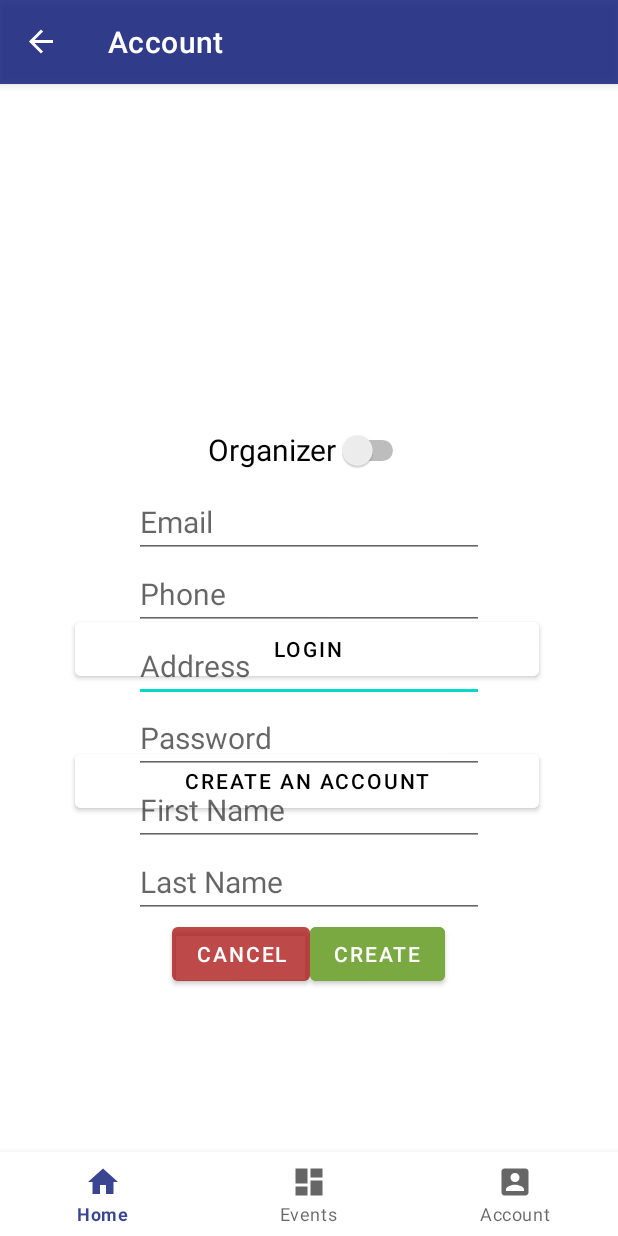
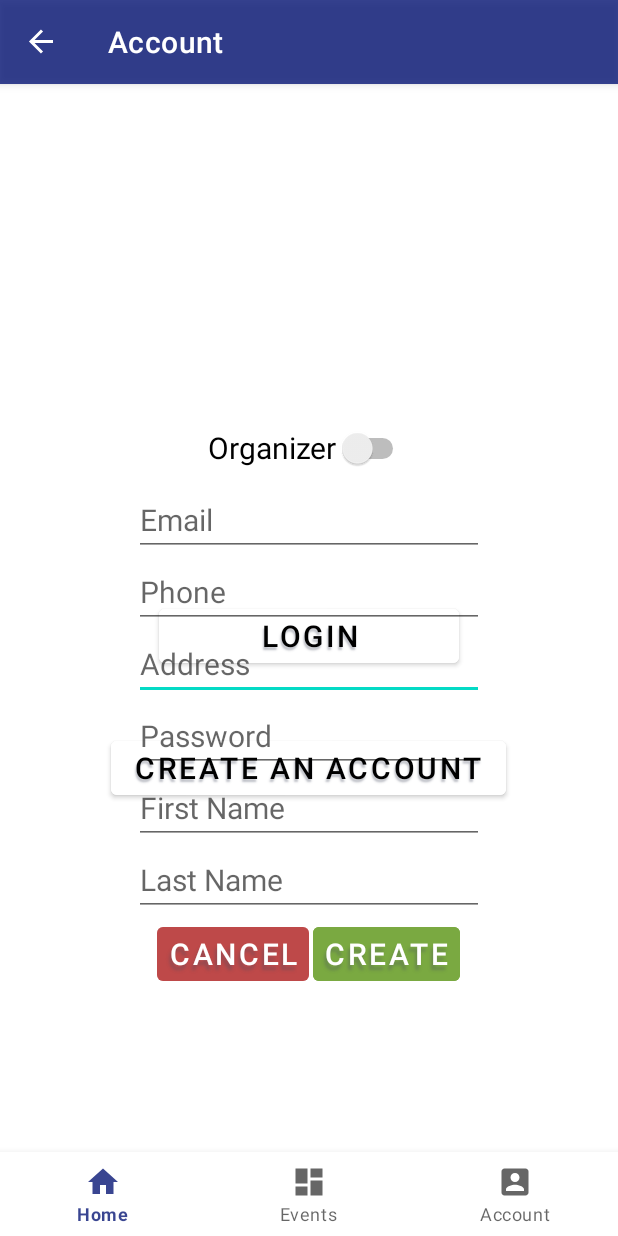
Before and after one commit to uOttawaSEG/project-group-5, an Android app: the CreateAccountFragment screen opened through its navigation route, after a tap on "LOGIN", on a phone screen of 412 x 824 dp. Run offline under Robolectric (Android 15) with nearby library versions, the phone set to English and light mode, and no system bars; our stand-ins replace Firebase (no records; nobody signed in at launch, a user with empty details on screens opened directly), navigation-ui.

Commit message:
fixed a lot of issues related to size

```diff
--- a/app/src/main/res/layout/fragment_create_account.xml
+++ b/app/src/main/res/layout/fragment_create_account.xml
@@ -9,7 +9,7 @@
     <LinearLayout
         android:layout_width="match_parent"
         android:layout_height="match_parent"
-        android:layout_margin="@dimen/create_form_text_size"
+        android:layout_margin="@dimen/form_text_size"
         android:gravity="center"
         android:orientation="vertical">
 
@@ -17,7 +17,7 @@
             android:id="@+id/OrganizerVSUserSwitch"
             android:layout_width="wrap_content"
             android:layout_height="48sp"
-            android:textSize="@dimen/create_form_text_size"
+            android:textSize="@dimen/form_text_size"
             android:text="@string/organizer"
             tools:ignore="UseSwitchCompatOrMaterialXml" />
 
@@ -26,7 +26,7 @@
             android:layout_width="wrap_content"
             android:layout_height="wrap_content"
             android:hint="@string/email"
-            android:textSize="@dimen/create_form_text_size"
+            android:textSize="@dimen/form_text_size"
             android:ems="10"
             android:inputType="textEmailAddress"
             android:autofillHints="emailAddress" />
@@ -36,7 +36,7 @@
             android:layout_width="wrap_content"
             android:layout_height="wrap_content"
             android:hint="@string/phone"
-            android:textSize="@dimen/create_form_text_size"
+            android:textSize="@dimen/form_text_size"
             android:ems="10"
             android:inputType="phone"
             android:autofillHints="phone" />
@@ -46,7 +46,7 @@
             android:layout_width="wrap_content"
             android:layout_height="wrap_content"
             android:hint="@string/address"
-            android:textSize="@dimen/create_form_text_size"
+            android:textSize="@dimen/form_text_size"
             android:ems="10"
             android:inputType="textPostalAddress"
             android:autofillHints="postalAddress" />
@@ -56,7 +56,7 @@
             android:layout_width="wrap_content"
             android:hint="@string/password"
             android:layout_height="wrap_content"
-            android:textSize="@dimen/create_form_text_size"
+            android:textSize="@dimen/form_text_size"
             android:ems="10"
             android:inputType="textPassword"
             android:autofillHints="password" />
@@ -66,7 +66,7 @@
             android:layout_width="wrap_content"
             android:layout_height="wrap_content"
             android:hint="@string/first_name"
-            android:textSize="@dimen/create_form_text_size"
+            android:textSize="@dimen/form_text_size"
             android:ems="10"
             android:inputType="text"
             android:autofillHints="personGivenName"
@@ -76,7 +76,7 @@
             android:id="@+id/editTextText2UserCreate"
             android:layout_width="wrap_content"
             android:layout_height="wrap_content"
-            android:textSize="@dimen/create_form_text_size"
+            android:textSize="@dimen/form_text_size"
             android:ems="10"
             android:hint="@string/last_name"
             android:inputType="text"
@@ -94,6 +94,7 @@
             />
 
         <LinearLayout
+            style="?android:attr/buttonBarStyle"
             android:layout_width="match_parent"
             android:layout_height="wrap_content"
             android:gravity="center_horizontal"
@@ -102,19 +103,33 @@
 
             <Button
                 android:id="@+id/cancelButtonCreate"
+                style="?android:attr/buttonBarButtonStyle"
                 android:backgroundTint="@color/backbutton"
+                android:textColor="@color/white"
+                android:textSize="@dimen/form_text_size"
+                android:layout_margin="1sp"
+                android:shadowRadius="2"
+                android:shadowDx="-2"
+                android:shadowDy="5"
+                android:shadowColor="@color/text_shadow_button_form"
                 android:layout_width="wrap_content"
                 android:layout_height="wrap_content"
-                android:text="@string/cancel"
-                tools:ignore="ButtonStyle" />
+                android:text="@string/cancel" />
 
             <Button
                 android:id="@+id/confirmCredentialAndCreateButton"
+                style="?android:attr/buttonBarButtonStyle"
                 android:backgroundTint="@color/loginButton2"
+                android:textColor="@color/white"
+                android:textSize="@dimen/form_text_size"
+                android:layout_margin="1sp"
+                android:shadowRadius="2"
+                android:shadowDx="-2"
+                android:shadowDy="5"
+                android:shadowColor="@color/text_shadow_button_form"
                 android:layout_width="wrap_content"
                 android:layout_height="wrap_content"
-                android:text="@string/create"
-                tools:ignore="ButtonStyle" /> />
+                android:text="@string/create" /> />
         </LinearLayout>
     </LinearLayout>
 
--- a/app/src/main/res/layout/login_or_create_account_fragment.xml
+++ b/app/src/main/res/layout/login_or_create_account_fragment.xml
@@ -4,23 +4,28 @@
     android:layout_width="match_parent"
     android:layout_height="match_parent"
     android:background="@android:color/white"
-    tools:context=".ui.account.LoginOrCreateFragment">
+    tools:context=".ui.account.LoginOrCreate">
 
     <LinearLayout
-        android:layout_width="409dp"
-        android:layout_height="729dp"
+        android:layout_width="match_parent"
+        android:layout_height="match_parent"
         android:orientation="vertical"
         android:gravity="center"
         tools:layout_editor_absoluteX="1dp"
-        tools:layout_editor_absoluteY="1dp">
+        tools:layout_editor_absoluteY="1dp" >
 
         <Button
             android:backgroundTint="@color/white"
             android:elevation="10dp"
             android:textColor="@color/black"
             android:id="@+id/loginButton"
-            android:layout_width="match_parent"
+            android:layout_width="200sp"
+            android:textSize="@dimen/form_text_size"
             android:layout_marginHorizontal="50sp"
+            android:shadowRadius="1"
+            android:shadowDx="-1"
+            android:shadowDy="3"
+            android:shadowColor="@color/text_shadow_button_form"
             android:layout_height="wrap_content"
             android:text="@string/Login" />
 
@@ -33,7 +38,12 @@
             android:elevation="30dp"
             android:textColor="@color/black"
             android:id="@+id/createAccountButton"
-            android:layout_width="match_parent"
+            android:layout_width="wrap_content"
+            android:shadowRadius="1"
+            android:textSize="@dimen/form_text_size"
+            android:shadowDx="-1"
+            android:shadowDy="3"
+            android:shadowColor="@color/text_shadow_button_form"
             android:layout_marginHorizontal="50sp"
             android:layout_height="wrap_content"
             android:text="@string/CreateAccount" />
--- a/app/src/main/res/values/colors.xml
+++ b/app/src/main/res/values/colors.xml
@@ -9,4 +9,5 @@
     <color name="white">#FFFFFFFF</color>
     <color name="backbutton">#80AA0E0E</color>
     <color name="loginButton2">#7AA941</color>
+    <color name="text_shadow_button_form">#59454B5F</color>
 </resources>
--- a/app/src/main/res/values/dimens.xml
+++ b/app/src/main/res/values/dimens.xml
@@ -2,5 +2,5 @@
     <!-- Default screen margins, per the Android Design guidelines. -->
     <dimen name="activity_horizontal_margin">16dp</dimen>
     <dimen name="activity_vertical_margin">16dp</dimen>
-    <dimen name="create_form_text_size">20sp</dimen>
+    <dimen name="form_text_size">20sp</dimen>
 </resources>
--- a/app/src/main/res/values/strings.xml
+++ b/app/src/main/res/values/strings.xml
@@ -15,4 +15,5 @@
     <string name="organisation">Organisation</string>
     <string name="cancel">Cancel</string>
     <string name="create">Create</string>
+    <string name="login">Login</string>
 </resources>
--- a/gradle/libs.versions.toml
+++ b/gradle/libs.versions.toml
@@ -1,5 +1,5 @@
 [versions]
-agp = "8.6.1"
+agp = "8.7.0"
 firebaseBom = "33.4.0"
 junit = "4.13.2"
 junitVersion = "1.2.1"
```
Also changed, not shown: app/src/main/res/layout/fragment_login.xml (+24 -5 lines), gradle/wrapper/gradle-wrapper.properties.
